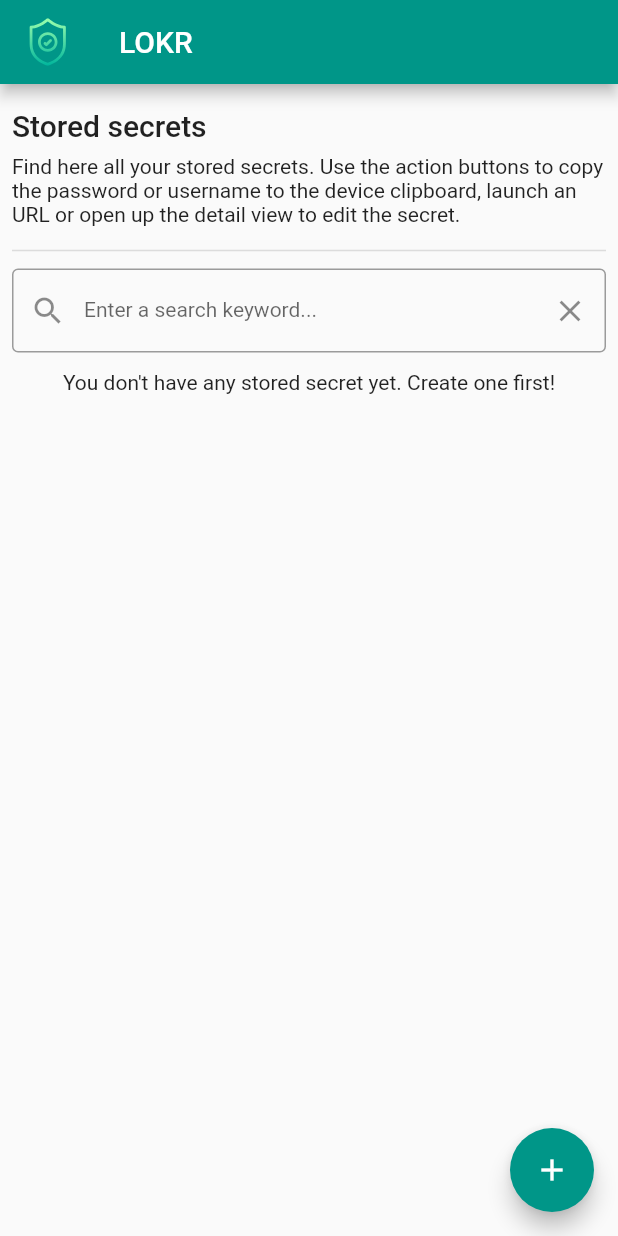
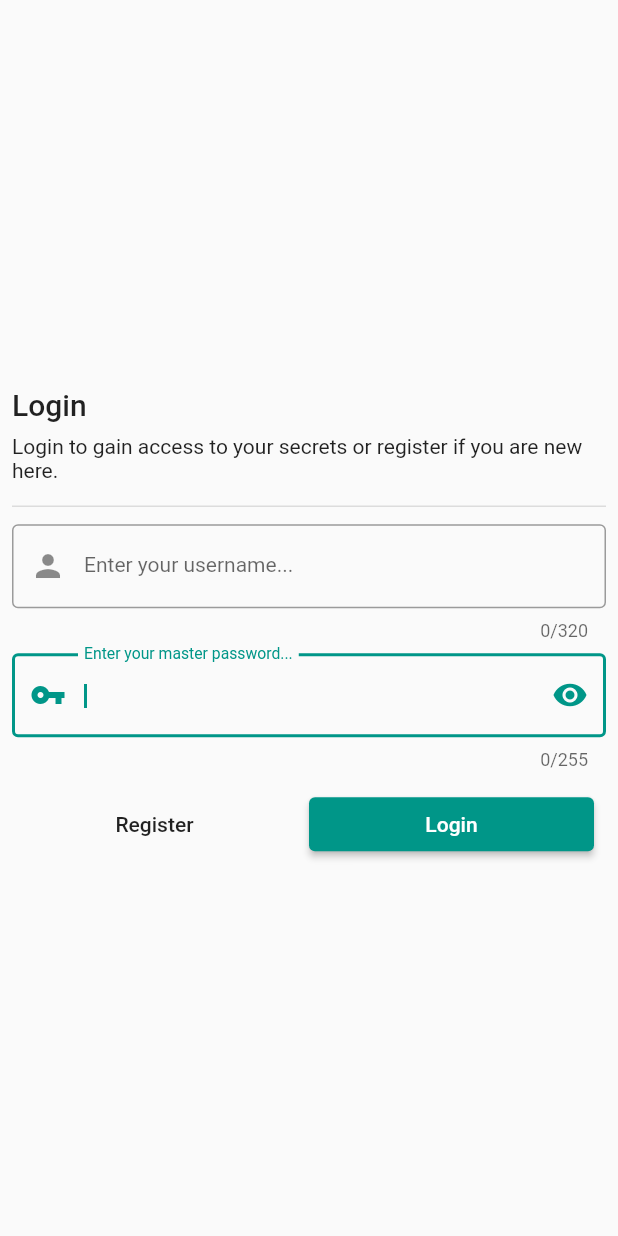
Before and after one commit to oneaxis/lokr_ui, a Flutter app: the screen it shows after launch, on a phone screen of 412 x 824 dp. Run offline on Flutter 3.47's test engine with Material 2 defaults, Android fonts, the phone set to English and light mode, and no system bars; our stand-ins replace bloc, easy_localization, equatable, flutter_bloc, flutter_dotenv, flutter_svg and 2 more; missing offline and left inert: encrypt, password_hash; accounts and stored records are empty; generated files the repository leaves out were written again.

Commit message:
feature/35: add first login workflow implementation (no error handling, storing user instances as encryptionWrapper has to be refined)

```diff
--- a/assets/translations/de-DE.json
+++ b/assets/translations/de-DE.json
@@ -8,6 +8,26 @@
     "title": "LOKR"
   },
   "pages": {
+    "login": {
+      "title": "Login",
+      "description": "Logge dich ein um Zugang zu deinen Schlüsseln zu erhalten oder registriere dich wenn du neu hier bist.",
+      "buttons": {
+        "login": {
+          "label": "Einloggen"
+        },
+        "register": {
+          "label": "Registrieren"
+        }
+      },
+      "fields": {
+        "password": {
+          "label": "Gebe dein Masterpasswort ein..."
+        },
+        "username": {
+          "label": "Gebe deinen Benutzernamen ein..."
+        },
+      }
+    },
     "list": {
       "snacks": {
         "stored": "Dein Schlüssel {title} wurde erfolgreich gespeichert",
--- a/assets/translations/en.json
+++ b/assets/translations/en.json
@@ -8,6 +8,26 @@
     "title": "LOKR"
   },
   "pages": {
+    "login": {
+      "title": "Login",
+      "description": "Login to gain access to your secrets or register if you are new here.",
+      "buttons": {
+        "login": {
+          "label": "Login"
+        },
+        "register": {
+          "label": "Register"
+        }
+      },
+      "fields": {
+        "password": {
+          "label": "Enter your master password..."
+        },
+        "username": {
+          "label": "Enter your username..."
+        }
+      }
+    },
     "list": {
       "snacks": {
         "stored": "Your secret {title} has succesfully been stored",
--- a/lib/main.dart
+++ b/lib/main.dart
@@ -1,8 +1,9 @@
-
 import 'package:easy_localization/easy_localization.dart';
 import 'package:flutter/material.dart';
 import 'package:flutter_bloc/flutter_bloc.dart';
 import 'package:flutter_dotenv/flutter_dotenv.dart';
+import 'package:lokr_ui/src/authentication/bloc/authentication_bloc.dart';
+import 'package:lokr_ui/src/authentication/ui/login_page.dart';
 import 'package:lokr_ui/src/secret/bloc/secrets_bloc.dart';
 import 'package:lokr_ui/src/secret/bloc/secrets_event.dart';
 import 'package:lokr_ui/src/secret/ui/list/secret_list_page.dart';
@@ -13,7 +14,7 @@ Future main() async {
   await DotEnv().load('.env');
 
   WidgetsFlutterBinding.ensureInitialized();
-  await EncryptionStorageProvider().init();
+  await EncryptionStorageProvider().initialize();
 
   runApp(
     EasyLocalization(
@@ -28,8 +29,15 @@ class LOKRUI extends StatelessWidget {
   // This widget is the root of your application.
   @override
   Widget build(BuildContext context) {
-    return BlocProvider(
-      create: (context) => SecretsBloc()..add(LoadAllFromCache()),
+    return MultiBlocProvider(
+      providers: [
+        BlocProvider<SecretsBloc>(
+          create: (context) => SecretsBloc()..add(LoadAllFromCache()),
+        ),
+        BlocProvider<AuthenticationBloc>(
+          create: (context) => AuthenticationBloc(),
+        )
+      ],
       child: MaterialApp(
           localizationsDelegates: context.localizationDelegates,
           supportedLocales: context.supportedLocales,
@@ -39,7 +47,8 @@ class LOKRUI extends StatelessWidget {
             primarySwatch: Colors.teal,
             visualDensity: VisualDensity.adaptivePlatformDensity,
           ),
-          home: SecretListPage()),
+          // home: SecretListPage(),
+          home: LoginPage()),
     );
   }
 }
--- a/lib/src/authentication/bloc/authentication_event.dart
+++ b/lib/src/authentication/bloc/authentication_event.dart
@@ -1,15 +1,21 @@
+import 'package:flutter/foundation.dart';
 import 'package:lokr_ui/src/authentication/domain/user.dart';
 
 class AuthenticationEvent {
-  final User principal;
+  final User user;
 
-  AuthenticationEvent(this.principal);
+  AuthenticationEvent(this.user);
 }
 
 class LogOut extends AuthenticationEvent {
-  LogOut(User principal) : super(principal);
+  LogOut(User user) : super(user);
+}
+
+class Registration extends AuthenticationEvent {
+  Registration({@required String username, @required String password})
+      : super(User.create(username: username, password: password));
 }
 
 class LogIn extends AuthenticationEvent {
-  LogIn(User principal) : super(principal);
+  LogIn(User user) : super(user);
 }
--- a/lib/src/authentication/bloc/authentication_state.dart
+++ b/lib/src/authentication/bloc/authentication_state.dart
@@ -5,6 +5,10 @@ class AuthenticationState {
   final User principal;
 
   AuthenticationState(this.principal);
+}
+
+class Initial extends AuthenticationState {
+  Initial() : super(null);
 }
 
 class AuthenticationErrorState extends AuthenticationState {
@@ -21,6 +25,14 @@ class LogInError extends AuthenticationErrorState {
   LogInError(User principal, String error) : super(principal, error);
 }
 
+class RegistrationSuccess extends AuthenticationState {
+  RegistrationSuccess(User principal) : super(principal);
+}
+
+class RegistrationError extends AuthenticationErrorState {
+  RegistrationError(User principal, String error) : super(principal, error);
+}
+
 class LogOutSuccess extends AuthenticationState {
   LogOutSuccess(User principal) : super(principal);
 }
--- a/lib/src/authentication/domain/user.dart
+++ b/lib/src/authentication/domain/user.dart
@@ -1,18 +1,21 @@
 import 'package:equatable/equatable.dart';
 import 'package:json_annotation/json_annotation.dart';
-import 'package:lokr_ui/src/authentication/domain/password.dart';
-import 'package:lokr_ui/src/authentication/domain/username.dart';
 import 'package:lokr_ui/src/encryption/encryptable.dart';
+import 'package:uuid/uuid.dart';
 
 part 'user.g.dart';
 
 @JsonSerializable()
 class User extends Equatable implements Encryptable {
-  final Username username;
-  final Password password;
+  final String username;
+  final String password;
   String id;
 
-  User(this.username, this.password);
+  factory User.create({String username, String password}) {
+    return User(username: username, password: password, id: Uuid().v4());
+  }
+
+  User({this.username, this.password, this.id});
 
   @override
   List<Object> get props => [this.username, this.password, this.id];
--- /dev/null
+++ b/lib/src/authentication/ui/login_page.dart
@@ -0,0 +1,152 @@
+import 'package:easy_localization/easy_localization.dart';
+import 'package:flutter/material.dart';
+import 'package:flutter_bloc/flutter_bloc.dart';
+import 'package:form_validator/form_validator.dart';
+import 'package:lokr_ui/src/authentication/bloc/authentication_bloc.dart';
+import 'package:lokr_ui/src/authentication/bloc/authentication_event.dart';
+import 'package:lokr_ui/src/authentication/bloc/authentication_state.dart';
+import 'package:lokr_ui/src/authentication/domain/user.dart';
+import 'package:lokr_ui/src/secret/ui/lokrui_text_form_field.dart';
+import 'package:lokr_ui/src/secret/ui/secret_page_header.dart';
+
+class LoginPage extends StatefulWidget {
+  @override
+  _LoginPageState createState() => _LoginPageState();
+}
+
+class _LoginPageState extends State<LoginPage> {
+  final _passwordController = TextEditingController(),
+      _titleController = TextEditingController(),
+      _usernameController = TextEditingController(),
+      _urlController = TextEditingController(),
+      _descriptionController = TextEditingController();
+
+  List<TextEditingController> _controllers = [];
+  bool _isPasswordHidden = true;
+
+  @override
+  void initState() {
+    super.initState();
+    this._initControllers();
+  }
+
+  @override
+  void dispose() {
+    this._controllers.forEach((element) {
+      element.dispose();
+    });
+    super.dispose();
+  }
+
+  @override
+  Widget build(BuildContext context) {
+    return BlocConsumer<AuthenticationBloc, AuthenticationState>(
+        builder: (context, state) {
+      return Scaffold(
+        body: Padding(
+          padding: EdgeInsets.only(left: 8, right: 8),
+          child: Column(
+            mainAxisAlignment: MainAxisAlignment.center,
+            children: [
+              SecretPageHeader(
+                title: tr('pages.login.title'),
+                description: tr('pages.login.description'),
+              ),
+              LOKRUITextFormField(
+                label: tr('pages.login.fields.username.label'),
+                maxLength: 320,
+                keyboardType: TextInputType.emailAddress,
+                controller: _usernameController,
+                prefix: Icon(Icons.person),
+                validator: ValidationBuilder().maxLength(60).build(),
+              ),
+              LOKRUITextFormField(
+                  label: tr('pages.login.fields.password.label'),
+                  obscureText: _isPasswordHidden,
+                  autofocus: _passwordController.text.isEmpty,
+                  controller: _passwordController,
+                  maxLength: 255,
+                  keyboardType: TextInputType.visiblePassword,
+                  prefix: Icon(Icons.vpn_key),
+                  suffix: Row(
+                      mainAxisAlignment: MainAxisAlignment.spaceBetween,
+                      // added line
+                      mainAxisSize: MainAxisSize.min,
+                      children: [
+                        IconButton(
+                          icon: _isPasswordHidden
+                              ? Icon(Icons.visibility)
+                              : Icon(Icons.visibility_off),
+                          onPressed: () {
+                            this.togglePasswordVisibility();
+                          },
+                        ),
+                      ]),
+                  validator:
+                      ValidationBuilder().minLength(3).maxLength(255).build()),
+              Row(
+                children: [
+                  Expanded(
+                    child: Padding(
+                      padding: EdgeInsets.only(right: 8, top: 8),
+                      child: FlatButton(
+                        onPressed: () {
+                          BlocProvider.of<AuthenticationBloc>(context).add(
+                            Registration(
+                              username: _usernameController.text.trim(),
+                              password: _passwordController.text.trim(),
+                            ),
+                          );
+                        },
+                        child: Text(
+                          tr('pages.login.buttons.register.label'),
+                        ),
+                      ),
+                    ),
+                  ),
+                  Expanded(
+                    child: Padding(
+                      padding: EdgeInsets.only(right: 8, top: 8),
+                      child: ElevatedButton(
+                        onPressed: () {
+                          BlocProvider.of<AuthenticationBloc>(context).add(
+                            LogIn(
+                              User(
+                                username: _usernameController.text.trim(),
+                                password: _passwordController.text.trim(),
+                              ),
+                            ),
+                          );
+                        },
+                        child: Text(
+                          tr('pages.login.buttons.login.label'),
+                        ),
+                      ),
+                    ),
+                  ),
+                ],
+              ),
+            ],
+          ),
+        ),
+      );
+    }, listener: (context, state) {
+      print('New authentication state $state');
+    });
+  }
+
+  void togglePasswordVisibility() {
+    setState(() {
+      _isPasswordHidden = !_isPasswordHidden;
+    });
+  }
+
+  void _initControllers() {
+    _controllers = [
+      this._passwordController,
+      this._titleController,
+      this._usernameController,
+      this._urlController
+    ];
+  }
+}
```
Also changed, not shown: lib/src/authentication/bloc/authentication_bloc.dart (+22 -2 lines), lib/src/authentication/domain/password.dart (deleted, +0 -14 lines), lib/src/authentication/domain/username.dart (deleted, +0 -14 lines), lib/src/authentication/resources/users_repository.dart (+9 -10 lines), lib/src/storage_provider.dart (+3 -7 lines), lib/src/authentication/domain/password.g.dart (deleted), lib/src/authentication/domain/user.g.dart, lib/src/authentication/domain/username.g.dart (deleted), 3 other files.
